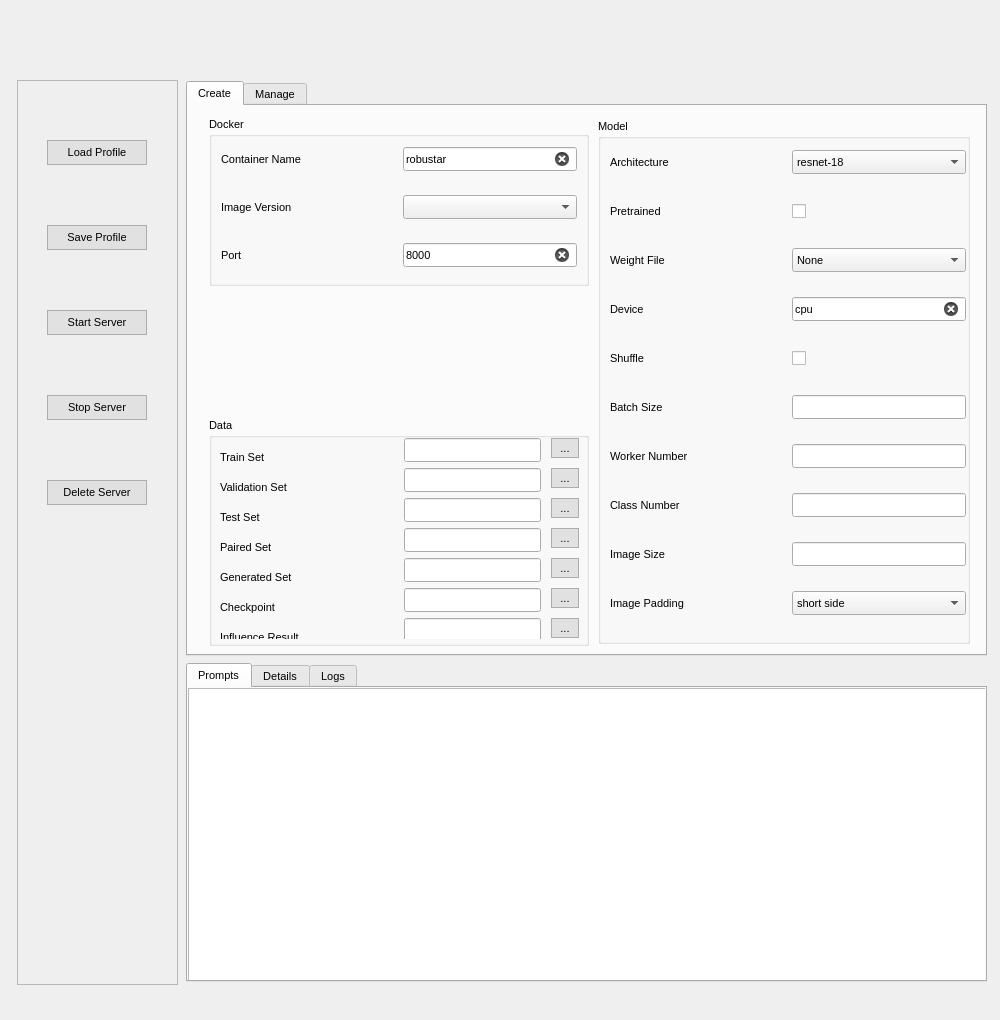
PaulCCCCCCH/Robustar_implementation, file launcher/resources/launcher_v2.ui: the form before one commit.
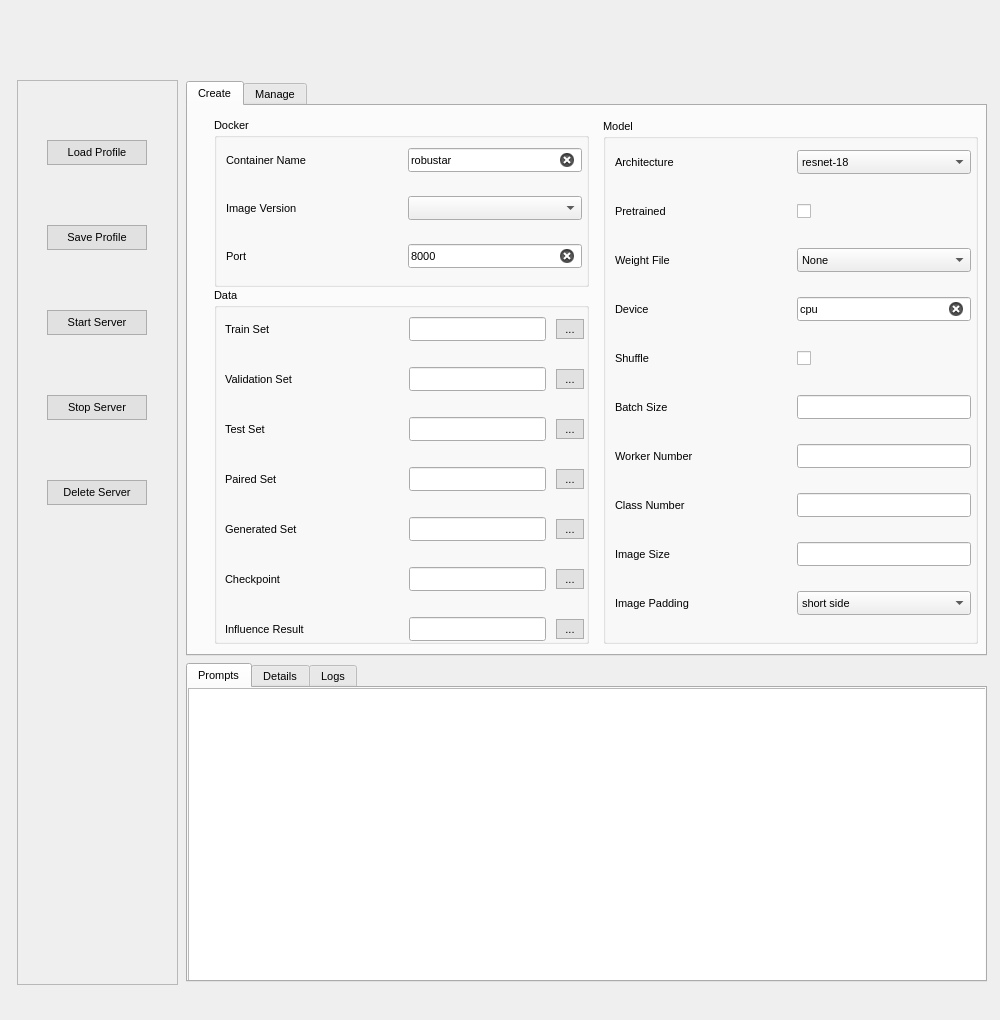
The form after the commit. Icons and pictures are not drawn.

Commit message: Adjust ui to display all contents in `data_group_box`

Patch:
```diff
--- a/launcher/resources/launcher_v2.ui
+++ b/launcher/resources/launcher_v2.ui
@@ -569,7 +569,7 @@
              <rect>
               <x>21</x>
               <y>11</y>
-              <width>761</width>
+              <width>774</width>
               <height>529</height>
              </rect>
             </property>
@@ -578,7 +578,7 @@
               <number>9</number>
              </property>
              <item>
-              <layout class="QVBoxLayout" name="docker_data_v_layout" stretch="0,0,0">
+              <layout class="QVBoxLayout" name="docker_data_v_layout" stretch="0,0">
                <property name="spacing">
                 <number>0</number>
                </property>
@@ -588,21 +588,21 @@
                <item>
                 <widget class="QGroupBox" name="docker_group_box">
                  <property name="sizePolicy">
-                  <sizepolicy hsizetype="Preferred" vsizetype="Preferred">
+                  <sizepolicy hsizetype="Fixed" vsizetype="Fixed">
                    <horstretch>0</horstretch>
                    <verstretch>0</verstretch>
                   </sizepolicy>
                  </property>
                  <property name="minimumSize">
                   <size>
-                   <width>0</width>
+                   <width>375</width>
                    <height>169</height>
                   </size>
                  </property>
                  <property name="maximumSize">
                   <size>
-                   <width>16777215</width>
-                   <height>168</height>
+                   <width>373</width>
+                   <height>169</height>
                   </size>
                  </property>
                  <property name="font">
@@ -868,34 +868,24 @@
                  </widget>
                 </widget>
                </item>
-               <item>
-                <spacer name="docker_data_v_spacer">
-                 <property name="orientation">
-                  <enum>Qt::Vertical</enum>
-                 </property>
-                 <property name="sizeType">
-                  <enum>QSizePolicy::Maximum</enum>
-                 </property>
-                 <property name="sizeHint" stdset="0">
-                  <size>
-                   <width>20</width>
-                   <height>132</height>
-                  </size>
-                 </property>
-                </spacer>
-               </item>
                <item>
                 <widget class="QGroupBox" name="data_group_box">
+                 <property name="sizePolicy">
+                  <sizepolicy hsizetype="Fixed" vsizetype="Fixed">
+                   <horstretch>0</horstretch>
+                   <verstretch>0</verstretch>
+                  </sizepolicy>
+                 </property>
                  <property name="minimumSize">
                   <size>
-                   <width>0</width>
-                   <height>0</height>
+                   <width>375</width>
+                   <height>356</height>
                   </size>
                  </property>
                  <property name="maximumSize">
                   <size>
-                   <width>16777215</width>
-                   <height>232</height>
+                   <width>375</width>
+                   <height>356</height>
                   </size>
                  </property>
                  <property name="font">
@@ -916,7 +906,7 @@
                     <x>10</x>
                     <y>20</y>
                     <width>361</width>
-                    <height>201</height>
+                    <height>343</height>
                    </rect>
                   </property>
                   <layout class="QVBoxLayout" name="data_v_layout">
@@ -1725,13 +1715,13 @@
                  </property>
                  <property name="minimumSize">
                   <size>
-                   <width>372</width>
+                   <width>375</width>
                    <height>525</height>
                   </size>
                  </property>
                  <property name="maximumSize">
                   <size>
-                   <width>372</width>
+                   <width>375</width>
                    <height>525</height>
                   </size>
                  </property>
```
The commit also changes 1 other file.
